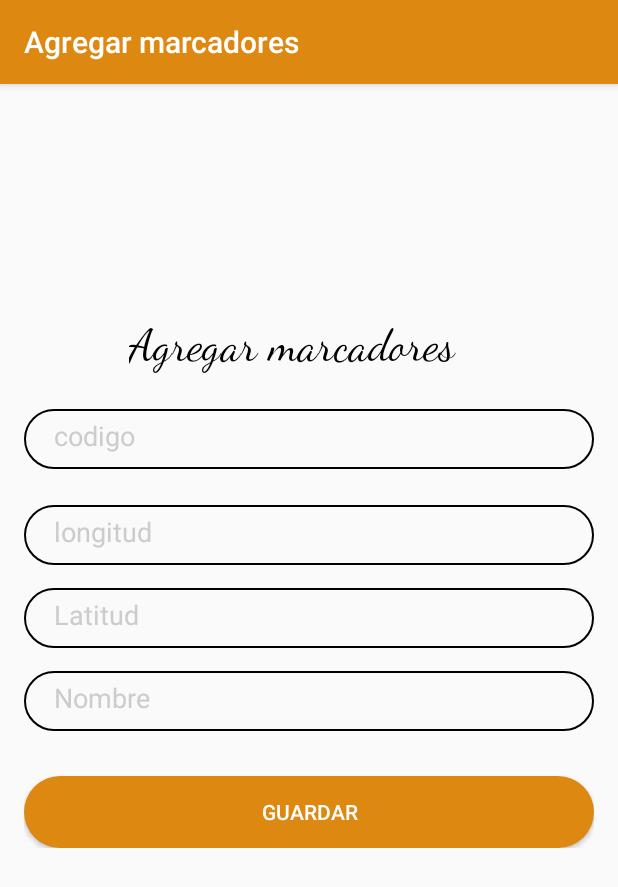
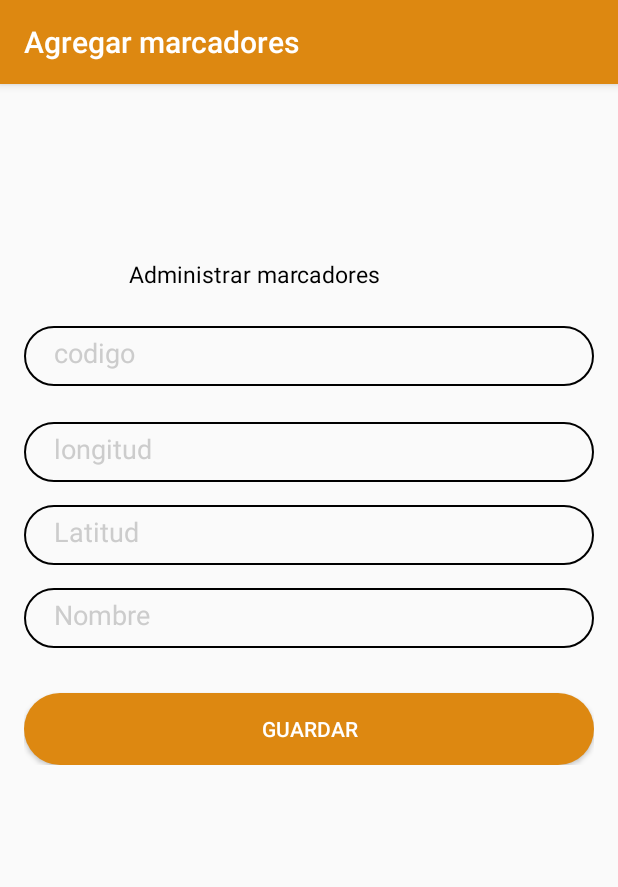
Before and after one commit to emilyMunoz/AppUbicatexFinal_V2, an Android app: the formulario screen opened directly, with no data from a screen before it, on a phone screen of 412 x 824 dp. Shown: the top 887 px of the screen. Run offline under Robolectric (Android 15) with nearby library versions, the phone set to English and light mode, and no system bars; our stand-ins replace Firebase (no records; nobody signed in at launch, a user with empty details on screens opened directly).

Commit message:
cambie el titulo y el zoom

```diff
--- a/app/src/main/res/layout/activity_comercios.xml
+++ b/app/src/main/res/layout/activity_comercios.xml
@@ -2,6 +2,7 @@
 <android.support.v4.widget.DrawerLayout xmlns:android="http://schemas.android.com/apk/res/android"
 xmlns:app="http://schemas.android.com/apk/res-auto"
 xmlns:tools="http://schemas.android.com/tools"
+    xmlns:mapbox="http://schemas.android.com/apk/res-auto"
 android:id="@+id/drawer_layout"
 android:layout_width="match_parent"
 android:layout_height="match_parent"
@@ -22,6 +23,7 @@ tools:openDrawer="start">
 <com.mapbox.mapboxsdk.maps.MapView
     android:id="@+id/mapView"
     android:layout_width="match_parent"
-    android:layout_height="match_parent" />
+    android:layout_height="match_parent"
+    mapbox:mapbox_cameraZoom="12"/>
 
 </android.support.v4.widget.DrawerLayout>
--- a/app/src/main/res/layout/activity_formulario.xml
+++ b/app/src/main/res/layout/activity_formulario.xml
@@ -12,16 +12,15 @@
         android:layout_height="wrap_content"
         android:gravity="center_horizontal"
         android:orientation="vertical"
-        android:layout_marginTop="140dp"
+        android:layout_marginTop="100dp"
         android:padding="16dp">
 
 
         <TextView
             android:layout_width="match_parent"
             android:layout_height="match_parent"
-            android:text="Agregar marcadores"
-            android:fontFamily="cursive"
-            android:textSize="30dp"
+            android:text="Administrar marcadores"
+            android:textSize="15dp"
             android:paddingLeft="70dp"
             android:paddingRight="10dp"
             android:textColor="#000"/>
```
